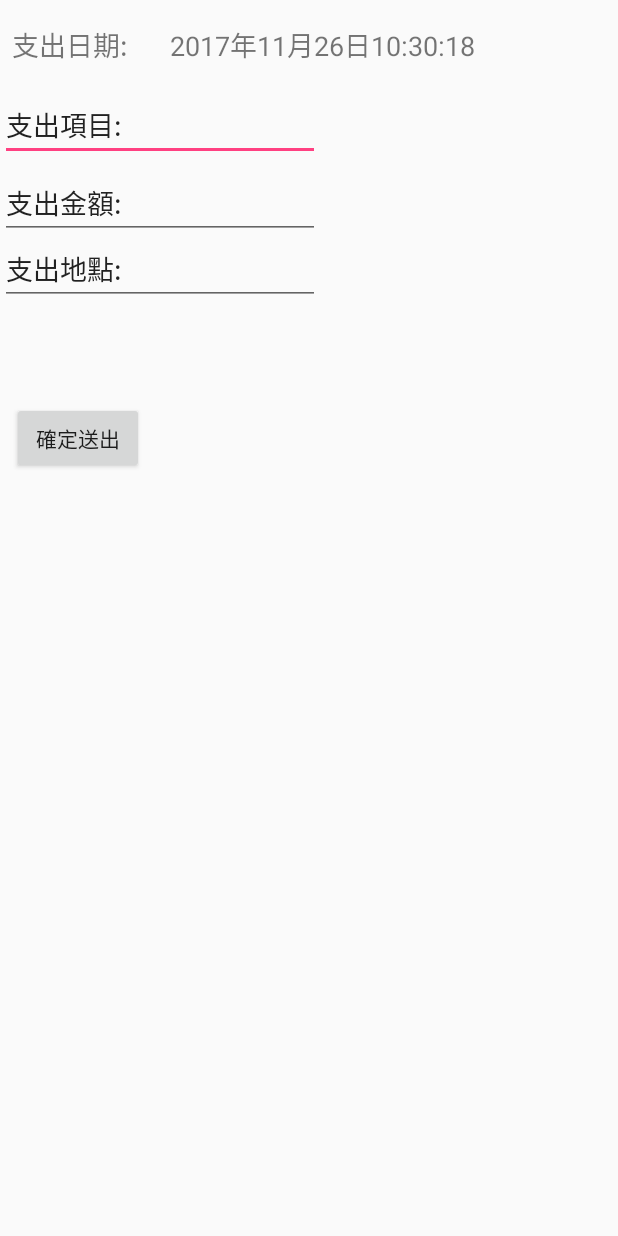
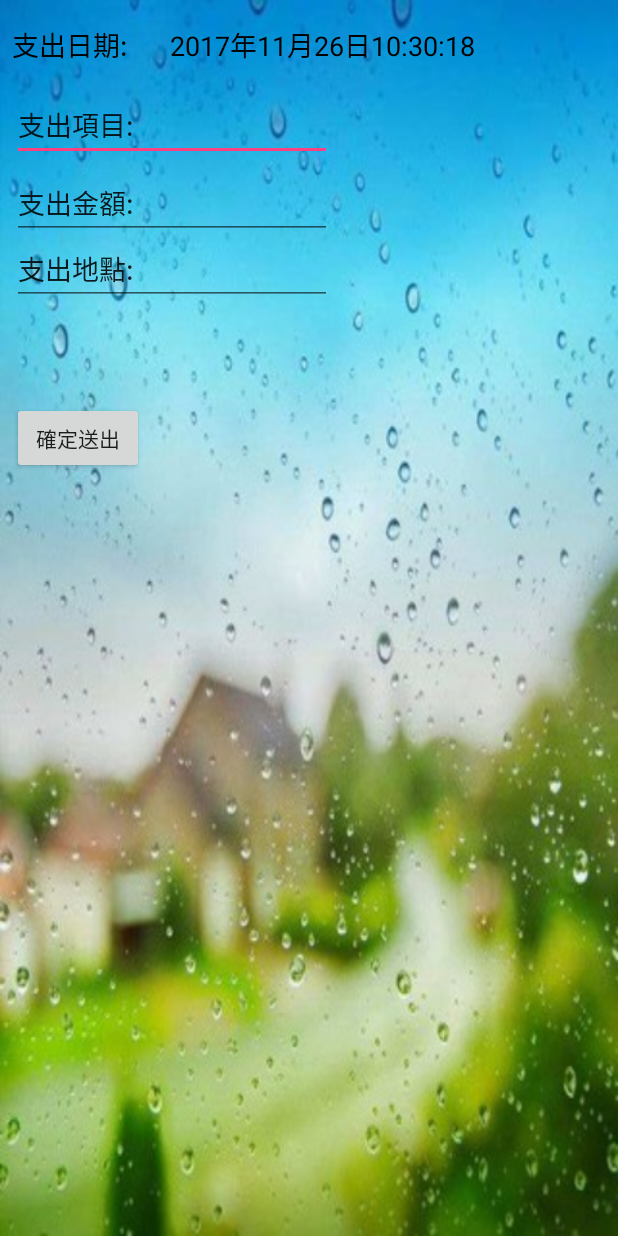
Before and after one commit to e11491576/ProjectApp, an Android app: the AddActivity screen opened directly, with no data from a screen before it, on a phone screen of 412 x 824 dp. Run offline under Robolectric (Android 15) with nearby library versions, the phone set to English and light mode, and no system bars.

Commit message:
Add_bg_finished

```diff
--- a/app/src/main/res/layout/activity_add.xml
+++ b/app/src/main/res/layout/activity_add.xml
@@ -4,18 +4,21 @@
     xmlns:tools="http://schemas.android.com/tools"
     android:layout_width="match_parent"
     android:layout_height="match_parent"
+    android:background="@drawable/add_bg"
     tools:context="com.example.kevin.projectapp.AddActivity">
+
 
     <EditText
         android:id="@+id/editText2"
         android:layout_width="wrap_content"
         android:layout_height="wrap_content"
+        android:layout_marginStart="8dp"
         android:layout_marginTop="8dp"
         android:ems="10"
         android:inputType="textPersonName"
         android:text="支出項目:"
-        app:layout_constraintTop_toBottomOf="@+id/textView4"
-        tools:layout_editor_absoluteX="8dp" />
+        app:layout_constraintStart_toStartOf="parent"
+        app:layout_constraintTop_toBottomOf="@+id/textView4" />
 
     <EditText
         android:id="@+id/editText4"
@@ -55,6 +58,7 @@
         android:layout_width="252dp"
         android:layout_height="43dp"
         android:layout_marginTop="16dp"
+        android:textColor="@android:color/black"
         android:textSize="18sp"
         app:layout_constraintStart_toEndOf="@+id/textView4"
         app:layout_constraintTop_toTopOf="parent" />
@@ -66,6 +70,7 @@
         android:layout_marginStart="8dp"
         android:layout_marginTop="16dp"
         android:text="支出日期:"
+        android:textColor="@android:color/black"
         android:textSize="18sp"
         app:layout_constraintStart_toStartOf="parent"
         app:layout_constraintTop_toTopOf="parent" />
```
Also changed, not shown: app/src/main/res/drawable/add_bg.jpg (added).
